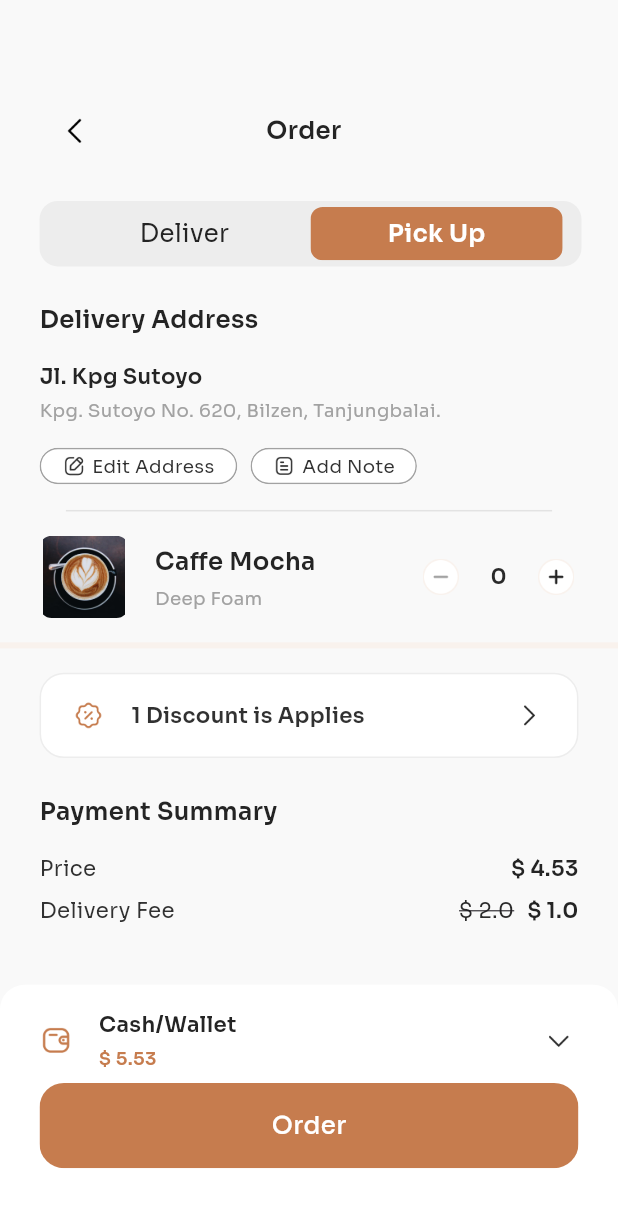
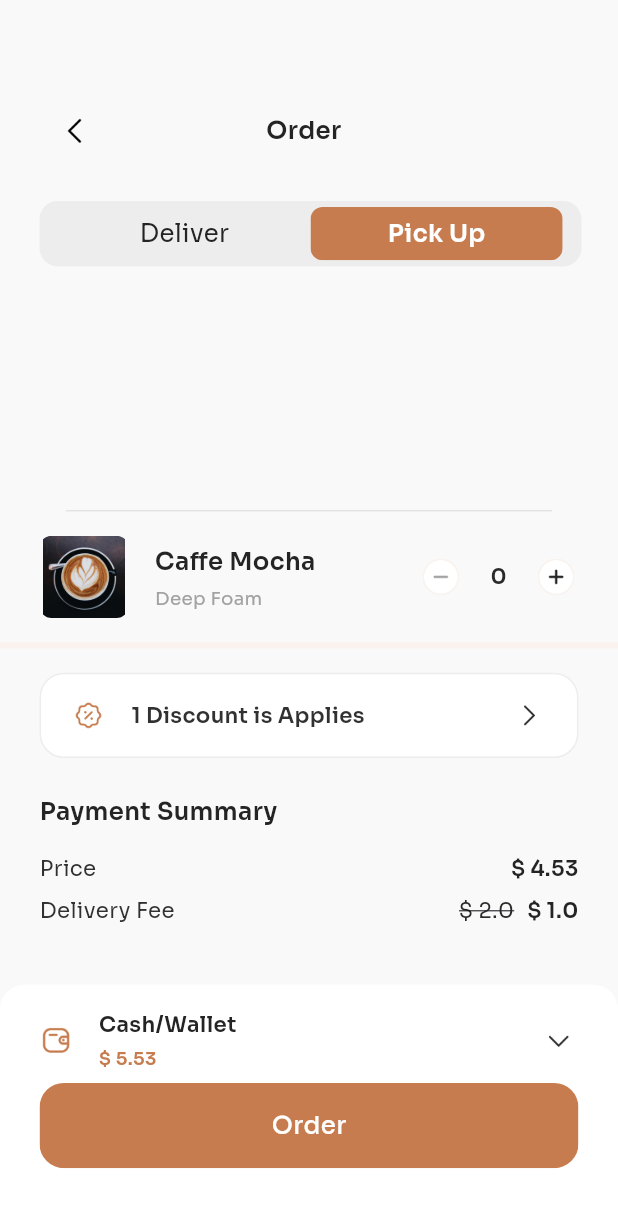
Before and after one commit to mukhil-geeky/coffie_ecom, a Flutter app: the OrderScreen screen opened by its route, after a tap on "Pick Up", on a phone screen of 412 x 824 dp. Shown: the top 1207 px of the screen. Run offline on Flutter 3.47's test engine with Material 3 defaults, Android fonts, the phone set to English and light mode, and no system bars; our stand-ins replace equatable, flutter_bloc, flutter_screenutil, google_fonts; missing offline and left inert: fbloc_event_gen.

Commit message:
extracted into functions

```diff
--- a/lib/presentation/order_screen/order_screen.dart
+++ b/lib/presentation/order_screen/order_screen.dart
@@ -25,7 +25,77 @@ class OrderScreen extends StatelessWidget {
             padding: EdgeInsets.only(top: 64.h, left: 24.w),
             child: Column(
               children: [
-                SizedBox(
+                backNavigationAndOrder(context),
+                deliveryOrPickup(),
+                deliveryOrPickupDetails(),
+                sizedBox16(),
+                divider(),
+                sizedBox16(),
+                itemAdder()
+              ],
+            ),
+          ),
+          sizedBox16(),
+          sectionSpliter(),
+          discountAndPaymentSummary(),
+          sizedBox32(),
+          walletAndOrder()
+        ],
+      ),
+    );
+  }
+
+  SizedBox sizedBox32() {
+    return SizedBox(
+      height: 32.h,
+    );
+  }
+
+  SizedBox sizedBox16() {
+    return SizedBox(
+      height: 16.h,
+    );
+  }
+
+  Container sectionSpliter() {
+    return Container(
+      height: 4.h,
+      width: double.infinity,
+      color: kSplitColor,
+    );
+  }
+
+  Padding divider() {
+    return Padding(
+      padding: EdgeInsets.only(left: 16.w, right: 40.w),
+      child: SizedBox(
+        width: 295.w,
+        child: Divider(
+          color: kDiviederColor,
+          thickness: 1,
+          height: 0,
+        ),
+      ),
+    );
+  }
+
+  BlocSelector<OrderBlocBloc, OrderBlocState, bool> deliveryOrPickupDetails() {
+    return BlocSelector<OrderBlocBloc, OrderBlocState, bool>(
+      selector: (state) {
+        return state.isDeliver;
+      },
+      builder: (context, isDeliver) {
+        if (isDeliver) {
+          return deliveryAddress();
+        } else {
+          return blankSpace();
+        }
+      },
+    );
+  }
+
+  SizedBox backNavigationAndOrder(BuildContext context) {
+    return SizedBox(
       width: double.infinity,
       height: 44.h,
       child: Row(
@@ -35,27 +105,26 @@ class OrderScreen extends StatelessWidget {
             padding: EdgeInsets.all(10.h),
             child: GestureDetector(
               onTap: () => Navigator.pop(context),
-                          child: Image.asset(IconPath.backArrow,
-                              height: 24.h, width: 24.w),
+              child: Image.asset(IconPath.backArrow, height: 24.h, width: 24.w),
             ),
           ),
           Text(
             "Order",
-                        style: kTextStyleSemiBold16.copyWith(
-                            color: kDarkFontColor1),
+            style: kTextStyleSemiBold16.copyWith(color: kDarkFontColor1),
           )
         ],
       ),
-                ),
-                Padding(
-                  padding:
-                      EdgeInsets.only(top: 24.h, bottom: 24.h, right: 24.h),
+    );
+  }
+
+  Padding deliveryOrPickup() {
+    return Padding(
+      padding: EdgeInsets.only(top: 24.h, bottom: 24.h, right: 24.h),
       child: Container(
         width: double.infinity,
         height: 43.h,
         decoration: BoxDecoration(
-                        color: kBoxStrokeColor,
-                        borderRadius: BorderRadius.circular(12.r)),
+            color: kBoxStrokeColor, borderRadius: BorderRadius.circular(12.r)),
         child: BlocSelector<OrderBlocBloc, OrderBlocState, bool>(
           selector: (state) => state.isDeliver,
           builder: (context, isDeliver) {
@@ -64,101 +133,31 @@ class OrderScreen extends StatelessWidget {
               children: [
                 WidgetButton3(
                     label: 'Deliver',
-                                onTap: () => context.setOrderBlocBlocState(
-                                    isDeliver: true),
-                                backgroundColor: isDeliver
-                                    ? kPrimaryButtonColor
-                                    : kButtonContainerColor,
-                                buttonTextColor:
-                                    isDeliver ? kWhite : kDarkFontColor1,
-                                textStyle: isDeliver
-                                    ? kTextStyleSemiBold16
-                                    : kTextStyleRegular16),
+                    onTap: () => context.setOrderBlocBlocState(isDeliver: true),
+                    backgroundColor:
+                        isDeliver ? kPrimaryButtonColor : kButtonContainerColor,
+                    buttonTextColor: isDeliver ? kWhite : kDarkFontColor1,
+                    textStyle:
+                        isDeliver ? kTextStyleSemiBold16 : kTextStyleRegular16),
                 WidgetButton3(
                   label: "Pick Up",
-                              onTap: () => context.setOrderBlocBlocState(
-                                  isDeliver: false),
-                              backgroundColor: isDeliver
-                                  ? kButtonContainerColor
-                                  : kPrimaryButtonColor,
-                              buttonTextColor:
-                                  isDeliver ? kDarkFontColor1 : kWhite,
-                              textStyle: isDeliver
-                                  ? kTextStyleRegular16
-                                  : kTextStyleSemiBold16,
+                  onTap: () => context.setOrderBlocBlocState(isDeliver: false),
+                  backgroundColor:
+                      isDeliver ? kButtonContainerColor : kPrimaryButtonColor,
+                  buttonTextColor: isDeliver ? kDarkFontColor1 : kWhite,
+                  textStyle:
+                      isDeliver ? kTextStyleRegular16 : kTextStyleSemiBold16,
                 )
               ],
             );
           },
         ),
       ),
-                ),
-                Padding(
-                  padding: EdgeInsets.only(right: 36.w),
-                  child: SizedBox(
-                    width: 315.w,
-                    height: 121.h,
-                    child: Column(
-                      crossAxisAlignment: CrossAxisAlignment.start,
-                      children: [
-                        Padding(
-                            padding: EdgeInsets.only(bottom: 16.h),
-                            child: Text(
-                              "Delivery Address",
-                              style: kTextStyleSemiBold16.copyWith(
-                                  color: kDarkFontColor1),
-                            )),
-                        Padding(
-                            padding: EdgeInsets.only(bottom: 4.h),
-                            child: Text(
-                              "Jl. Kpg Sutoyo",
-                              style: kTextStyleSemiBold14.copyWith(
-                                  color: kDarkFontColor1),
-                            )),
-                        Padding(
-                          padding: EdgeInsets.only(bottom: 16.h),
-                          child: Text(
-                            "Kpg. Sutoyo No. 620, Bilzen, Tanjungbalai.",
-                            style: kTextStyleRegular12.copyWith(
-                                color: kLightFontColor),
-                          ),
-                        ),
-                        SizedBox(
-                          width: 229.w,
-                          height: 24.h,
-                          child: Row(spacing: 8.w, children: [
-                            WidgetButton2(
-                                image: IconPath.edit,
-                                label: 'Edit Address',
-                                width: 120.w),
-                            WidgetButton2(
-                                image: IconPath.note,
-                                label: 'Add Note',
-                                width: 101.w)
-                          ]),
-                        ),
-                      ],
-                    ),
-                  ),
-                ),
-                SizedBox(
-                  height: 16.h,
-                ),
-                Padding(
-                  padding: EdgeInsets.only(left: 16.w, right: 40.w),
-                  child: SizedBox(
-                    width: 295.w,
-                    child: Divider(
-                      color: kDiviederColor,
-                      thickness: 1,
-                      height: 0,
-                    ),
-                  ),
-                ),
-                SizedBox(
-                  height: 16.h,
-                ),
-                SizedBox(
+    );
+  }
+
+  SizedBox itemAdder() {
+    return SizedBox(
       height: 54.h,
       width: double.infinity,
       child: Row(
@@ -180,16 +179,14 @@ class OrderScreen extends StatelessWidget {
               children: [
                 Text(
                   "Caffe Mocha",
-                              style: kTextStyleSemiBold16.copyWith(
-                                  color: kDarkFontColor1),
+                  style: kTextStyleSemiBold16.copyWith(color: kDarkFontColor1),
                 ),
                 SizedBox(
                   height: 4.h,
                 ),
                 Text(
                   "Deep Foam",
-                              style: kTextStyleRegular12.copyWith(
-                                  color: kLightFontColor),
+                  style: kTextStyleRegular12.copyWith(color: kLightFontColor),
                 )
               ],
             ),
@@ -200,7 +197,7 @@ class OrderScreen extends StatelessWidget {
           SizedBox(
             height: 24.h,
             child: BlocSelector<OrderBlocBloc, OrderBlocState, int>(
-                          selector:(state) => state.counter ,
+              selector: (state) => state.counter,
               builder: (context, counter) {
                 return Row(
                   spacing: 18.w,
@@ -208,8 +205,7 @@ class OrderScreen extends StatelessWidget {
                     GestureDetector(
                       onTap: () {
                         if (counter > 0) {
-                                      context.setOrderBlocBlocState(
-                                          counter: counter - 1);
+                          context.setOrderBlocBlocState(counter: counter - 1);
                         }
                       },
                       child: SizedBox(
@@ -222,12 +218,12 @@ class OrderScreen extends StatelessWidget {
                     ),
                     Text(
                       counter.toString(),
-                                  style: kTextStyleSemiBold14.copyWith(
-                                      color: kDigitFontColor),
+                      style:
+                          kTextStyleSemiBold14.copyWith(color: kDigitFontColor),
                     ),
                     GestureDetector(
-                                  onTap: () => context.setOrderBlocBlocState(
-                                      counter: counter + 1),
+                      onTap: () =>
+                          context.setOrderBlocBlocState(counter: counter + 1),
                       child: SizedBox(
                           child: Image.asset(
                         IconPath.plus,
@@ -242,19 +238,11 @@ class OrderScreen extends StatelessWidget {
           )
         ],
       ),
-                )
-              ],
-            ),
-          ),
-          SizedBox(
-            height: 16.h,
-          ),
-          Container(
-            height: 4.h,
-            width: double.infinity,
-            color: kSplitColor,
-          ),
-          Padding(
+    );
+  }
+
+  Padding discountAndPaymentSummary() {
+    return Padding(
       padding: EdgeInsets.only(top: 16.h, left: 24.w, right: 24.w),
       child: Column(
         crossAxisAlignment: CrossAxisAlignment.center,
@@ -280,8 +268,7 @@ class OrderScreen extends StatelessWidget {
                 ),
                 Text(
                   "1 Discount is Applies",
-                        style: kTextStyleSemiBold14.copyWith(
-                            color: kDarkFontColor2),
+                  style: kTextStyleSemiBold14.copyWith(color: kDarkFontColor2),
                 ),
                 SizedBox(
                   width: 90.w,
@@ -305,8 +292,7 @@ class OrderScreen extends StatelessWidget {
               children: [
                 Text(
                   "Payment Summary",
-                        style: kTextStyleSemiBold16.copyWith(
-                            color: kDarkFontColor1),
+                  style: kTextStyleSemiBold16.copyWith(color: kDarkFontColor1),
                 ),
                 SizedBox(
                   height: 16.h,
@@ -316,13 +302,13 @@ class OrderScreen extends StatelessWidget {
                   children: [
                     Text(
                       "Price",
-                            style: kTextStyleRegular14.copyWith(
-                                color: kDarkFontColor2),
+                      style:
+                          kTextStyleRegular14.copyWith(color: kDarkFontColor2),
                     ),
                     Text(
                       "\$ 4.53",
-                            style: kTextStyleSemiBold14.copyWith(
-                                color: kDarkFontColor1),
+                      style:
+                          kTextStyleSemiBold14.copyWith(color: kDarkFontColor1),
                     )
                   ],
                 ),
@@ -334,8 +320,8 @@ class OrderScreen extends StatelessWidget {
                   children: [
                     Text(
                       "Delivery Fee",
-                            style: kTextStyleRegular14.copyWith(
-                                color: kDarkFontColor2),
+                      style:
+                          kTextStyleRegular14.copyWith(color: kDarkFontColor2),
                     ),
                     Row(
                       mainAxisSize: MainAxisSize.min,
@@ -363,11 +349,11 @@ class OrderScreen extends StatelessWidget {
           )
         ],
       ),
-          ),
-          SizedBox(
-            height: 32.h,
-          ),
-          Container(
+    );
+  }
+
+  Container walletAndOrder() {
+    return Container(
       height: 165.h,
       width: double.infinity,
       decoration: BoxDecoration(
@@ -427,9 +413,56 @@ class OrderScreen extends StatelessWidget {
           ],
         ),
       ),
-          )
+    );
+  }
+
+  Padding deliveryAddress() {
+    return Padding(
+      padding: EdgeInsets.only(right: 36.w),
+      child: SizedBox(
+        width: 315.w,
+        height: 121.h,
+        child: Column(
+          crossAxisAlignment: CrossAxisAlignment.start,
+          children: [
+            Padding(
+                padding: EdgeInsets.only(bottom: 16.h),
+                child: Text(
+                  "Delivery Address",
+                  style: kTextStyleSemiBold16.copyWith(color: kDarkFontColor1),
+                )),
+            Padding(
+                padding: EdgeInsets.only(bottom: 4.h),
+                child: Text(
+                  "Jl. Kpg Sutoyo",
+                  style: kTextStyleSemiBold14.copyWith(color: kDarkFontColor1),
+                )),
+            Padding(
+              padding: EdgeInsets.only(bottom: 16.h),
+              child: Text(
+                "Kpg. Sutoyo No. 620, Bilzen, Tanjungbalai.",
+                style: kTextStyleRegular12.copyWith(color: kLightFontColor),
+              ),
+            ),
+            SizedBox(
+              width: 229.w,
+              height: 24.h,
+              child: Row(spacing: 8.w, children: [
+                WidgetButton2(
+                    image: IconPath.edit, label: 'Edit Address', width: 120.w),
+                WidgetButton2(
+                    image: IconPath.note, label: 'Add Note', width: 101.w)
+              ]),
+            ),
           ],
+        ),
       ),
     );
   }
+
+  SizedBox blankSpace() {
+    return SizedBox(
+      height: 121.h,
+    );
   }
+}
```
Lines whose indentation alone changed are shown as unchanged.
